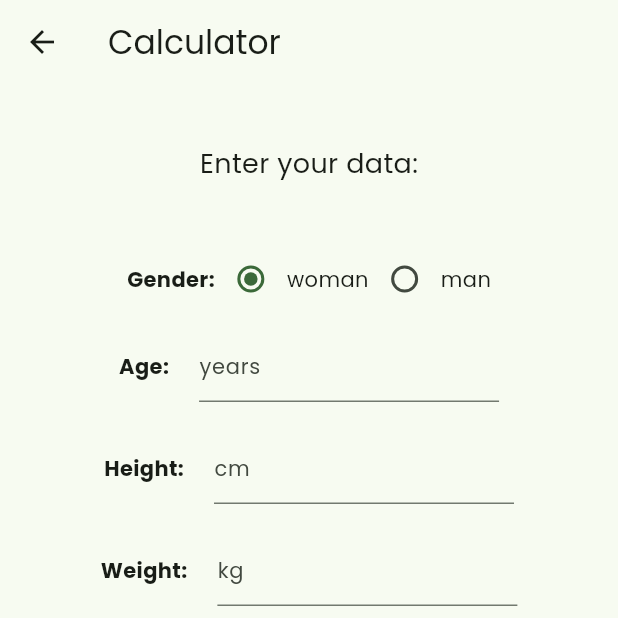
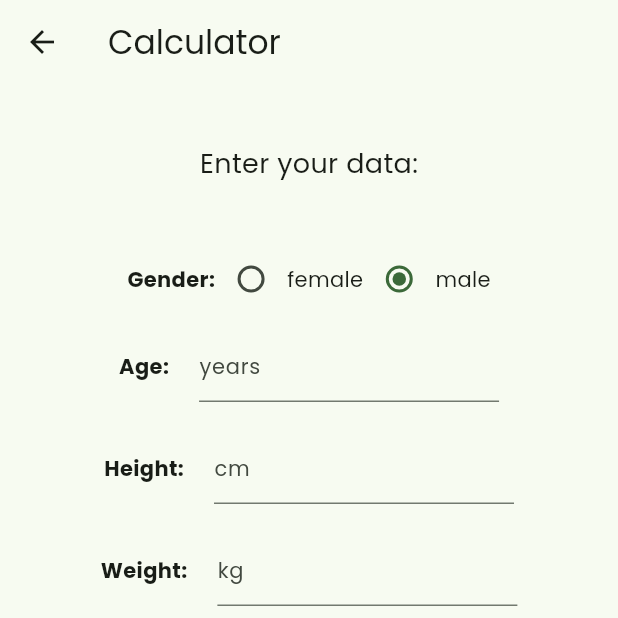
Before and after one commit to p-olszewski/DietDesigner, a Flutter app: the CalculatorScreen screen opened by its route, on a phone screen of 412 x 824 dp, the top half of it. Run offline on Flutter 3.47's test engine with Material 2 defaults, Android fonts, the phone set to English and light mode, and no system bars; our stand-ins replace cloud_firestore, firebase_auth, firebase_core, flutter_dotenv, fluttertoast, google_fonts; accounts and stored records are empty.

Commit message:
add and use target and gender enums

```diff
--- a/lib/models/user.dart
+++ b/lib/models/user.dart
@@ -1,3 +1,5 @@
+import 'package:diet_designer/utils/enums.dart';
+
 class User {
   final int? activity;
   final int? age;
@@ -63,7 +65,7 @@ class User {
   // Harris-Benedict equation
   void calculateCaloriesAndMacronutrients() {
     double bmr;
-    if (gender == 'man') {
+    if (gender == Gender.male.toString()) {
       bmr = 66.5 + (13.75 * weight!) + (5.003 * height!) - (6.75 * age!);
     } else {
       bmr = 655.1 + (9.563 * weight!) + (1.850 * height!) - (4.676 * age!);
@@ -92,30 +94,19 @@ class User {
 
     switch (target) {
       case 'cut':
-        bmr = 0.85 * bmr;
+        calories = (0.85 * bmr).round();
+        proteins = (2.2 * weight!).round();
+        fats = (gender == Gender.male.toString() ? 0.7 * weight! : weight!).round();
         break;
       case 'stay':
-        break;
-      case 'gain':
-        bmr = 1.1 * bmr;
-        break;
-      default:
-        break;
-    }
-    calories = bmr.round();
-
-    switch (target) {
-      case 'cut':
-        proteins = (2.2 * weight!).round();
-        fats = (gender == 'man' ? 0.7 * weight! : weight!).round();
-        break;
-      case 'stay':
+        calories = bmr.round();
         proteins = (1.2 * weight!).round();
         fats = weight!.round();
         break;
       case 'gain':
+        calories = (1.1 * bmr).round();
         proteins = (1.8 * weight!).round();
-        fats = (gender == 'man' ? 0.9 * weight! : 1.1 * weight!).round();
+        fats = (gender == Gender.male.toString() ? 0.9 * weight! : 1.1 * weight!).round();
         break;
       default:
         break;
--- a/lib/screens/calculator_screen.dart
+++ b/lib/screens/calculator_screen.dart
@@ -1,13 +1,8 @@
 import 'package:diet_designer/models/user.dart';
 import 'package:diet_designer/services/firestore.dart';
+import 'package:diet_designer/utils/enums.dart';
 import 'package:flutter/material.dart';
 import 'package:flutter/services.dart';
-
-enum NumberInputFieldType {
-  age,
-  height,
-  weight,
-}
 
 class CalculatorScreen extends StatefulWidget {
   const CalculatorScreen({super.key});
@@ -21,9 +16,9 @@ class _CalculatorScreenState extends State<CalculatorScreen> {
   final TextEditingController _ageFieldController = TextEditingController();
   final TextEditingController _heightFieldController = TextEditingController();
   final TextEditingController _weightFieldController = TextEditingController();
-  String _gender = "woman";
+  String _gender = Gender.male.name;
   double _activity = 3;
-  String _target = "stay";
+  String _target = Target.stay.name;
   double _mealsNumber = 5;
 
   @override
@@ -60,8 +55,6 @@ class _CalculatorScreenState extends State<CalculatorScreen> {
           SnackBar(content: Text(e.toString())),
         );
       }
-
-      // TODO: add bmr calculation
     }
   }
 
@@ -83,17 +76,17 @@ class _CalculatorScreenState extends State<CalculatorScreen> {
                 children: [
                   const Text("Gender:", style: TextStyle(fontWeight: FontWeight.bold)),
                   Radio(
-                    value: 'woman',
+                    value: Gender.female.name,
                     groupValue: _gender,
                     onChanged: (value) => setState(() => _gender = value!),
                   ),
-                  const Text("woman"),
+                  Text(Gender.female.name),
                   Radio(
-                    value: 'man',
+                    value: Gender.male.name,
                     groupValue: _gender,
                     onChanged: (value) => setState(() => _gender = value!),
                   ),
-                  const Text("man"),
+                  Text(Gender.male.name),
                 ],
               ),
               _NumberInputField(
@@ -134,19 +127,19 @@ class _CalculatorScreenState extends State<CalculatorScreen> {
                 children: [
                   const Text("Target:", style: TextStyle(fontWeight: FontWeight.bold)),
                   Radio(
-                    value: 'cut',
+                    value: Target.cut.name,
                     groupValue: _target,
                     onChanged: (value) => setState(() => _target = value!),
                   ),
-                  const Text("cut"),
+                  Text(Target.cut.toString().split('.').last),
                   Radio(
-                    value: 'stay',
+                    value: Target.stay.name,
                     groupValue: _target,
                     onChanged: (value) => setState(() => _target = value!),
                   ),
-                  const Text("stay"),
+                  Text(Target.stay.name),
                   Radio(
-                    value: 'gain',
+                    value: Target.gain.name,
                     groupValue: _target,
                     onChanged: (value) => setState(() => _target = value!),
                   ),
--- /dev/null
+++ b/lib/utils/enums.dart
@@ -0,0 +1,16 @@
+enum NumberInputFieldType {
+  age,
+  height,
+  weight,
+}
+
+enum Target {
+  cut,
+  stay,
+  gain,
+}
+
+enum Gender {
+  female,
+  male,
+}
```
